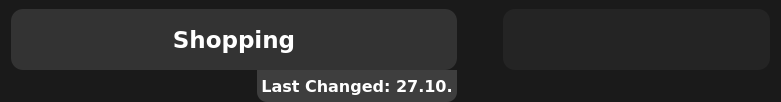
First picture: the form in ui/StatisticsWindow/Forms/SpendingForm/spendingform.ui, repository MopedG/FinanceAnalytics, before the edit.
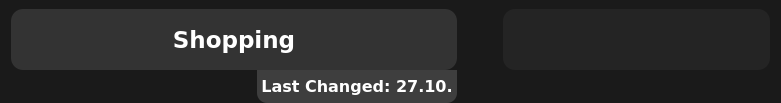
Second picture: the form after the edit.

Commit message: Add: TabFocus for Spendingsbuttons

The edit to the form file:
```diff
--- a/ui/StatisticsWindow/Forms/SpendingForm/spendingform.ui
+++ b/ui/StatisticsWindow/Forms/SpendingForm/spendingform.ui
@@ -7,7 +7,7 @@
     <x>0</x>
     <y>0</y>
     <width>781</width>
-    <height>102</height>
+    <height>103</height>
    </rect>
   </property>
   <property name="sizePolicy">
@@ -19,7 +19,7 @@
   <property name="minimumSize">
    <size>
     <width>0</width>
-    <height>102</height>
+    <height>103</height>
    </size>
   </property>
   <property name="windowTitle">
```
Left out of the diff: 9 changed lines with no effect on the pictures.
